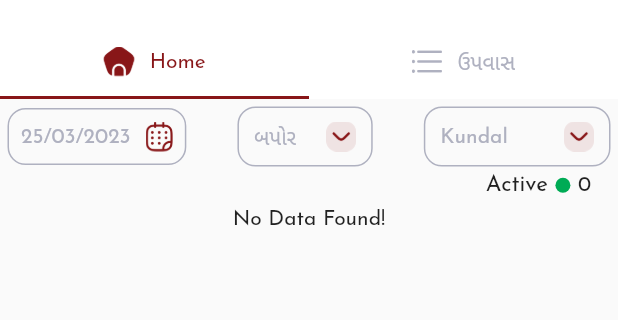
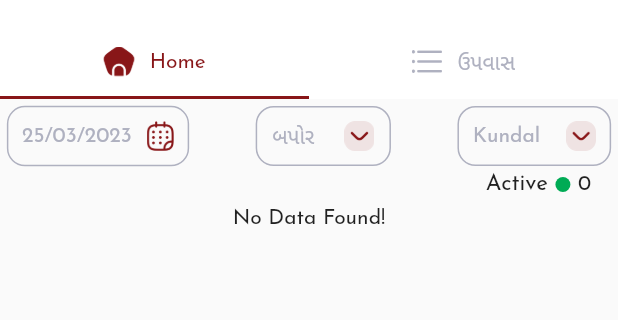
Before and after one commit to KhilanVitthani/food_planner_app, a Flutter app: the screen it shows after launch, after a tap on "Save", on a phone screen of 412 x 824 dp, the part 57-377 px from its top. Run offline on Flutter 3.47's test engine with Material 2 defaults, Android fonts, the phone set to English and light mode, and no system bars; our stand-ins replace get, get_it, get_storage, sqflite; accounts and stored records are empty.

Commit message:
ui changes.

```diff
--- a/lib/app/modules/home/controllers/home_controller.dart
+++ b/lib/app/modules/home/controllers/home_controller.dart
@@ -38,8 +38,21 @@ class HomeController extends GetxController {
           DateFormat('dd/MM/yyyy').format(DateTime.now()).toString();
       await getUserList(context: Get.context!);
       await getSelectedList(context: Get.context!);
+      getTime();
     });
     super.onInit();
+  }
+
+  getTime() {
+    TimeOfDay day = TimeOfDay.now();
+    switch (day.period) {
+      case DayPeriod.am:
+        dropdownValue.value = list[0];
+        break;
+      case DayPeriod.pm:
+        dropdownValue.value = list[1];
+        break;
+    }
   }
 
   tempData({required BuildContext context}) {
--- a/lib/app/modules/home/views/home_view.dart
+++ b/lib/app/modules/home/views/home_view.dart
@@ -29,7 +29,7 @@ class HomeView extends GetView<HomeController> {
                             mainAxisAlignment: MainAxisAlignment.spaceBetween,
                             children: [
                               Padding(
-                                padding: const EdgeInsets.all(5.0),
+                                padding: EdgeInsets.all(MySize.getWidth(4)),
                                 child: Container(
                                   decoration: BoxDecoration(
                                       border: Border.all(
@@ -37,7 +37,7 @@ class HomeView extends GetView<HomeController> {
                                       borderRadius: BorderRadius.all(
                                           Radius.circular(12))),
                                   child: Padding(
-                                    padding: const EdgeInsets.all(8.0),
+                                    padding: EdgeInsets.all(MySize.getWidth(8)),
                                     child: InkWell(
                                       onTap: () {
                                         controller.datePick(
@@ -65,7 +65,7 @@ class HomeView extends GetView<HomeController> {
                                 ),
                               ),
                               Padding(
-                                padding: const EdgeInsets.all(5.0),
+                                padding: EdgeInsets.all(MySize.getWidth(4)),
                                 child: Container(
                                   height: 40,
                                   decoration: BoxDecoration(
@@ -114,7 +114,7 @@ class HomeView extends GetView<HomeController> {
                                 ),
                               ),
                               Padding(
-                                padding: const EdgeInsets.all(5.0),
+                                padding: EdgeInsets.all(MySize.getWidth(4)),
                                 child: Container(
                                   height: 40,
                                   decoration: BoxDecoration(
@@ -123,8 +123,7 @@ class HomeView extends GetView<HomeController> {
                                       borderRadius: BorderRadius.all(
                                           Radius.circular(12))),
                                   child: Padding(
-                                    padding: const EdgeInsets.only(
-                                        right: 10.0, left: 10),
+                                    padding: EdgeInsets.all(MySize.getWidth(8)),
                                     child: DropdownButton<String>(
                                       value: controller.dropDownLocation.value,
                                       elevation: 16,
@@ -135,7 +134,7 @@ class HomeView extends GetView<HomeController> {
                                       borderRadius:
                                           BorderRadius.all(Radius.circular(12)),
                                       icon: Padding(
-                                        padding: EdgeInsets.only(left: 20.0),
+                                        padding: EdgeInsets.only(left: 00.0),
                                         child: Image.asset(
                                             "assets/icons_image/down.png",
                                             height: 20),
--- a/lib/app/modules/location_screen/views/location_screen_view.dart
+++ b/lib/app/modules/location_screen/views/location_screen_view.dart
@@ -1,4 +1,5 @@
 import 'package:flutter/material.dart';
+import 'package:food_planner_app/constants/sizeConstant.dart';
 import 'package:food_planner_app/db/db_helper.dart';
 import 'package:food_planner_app/main.dart';
 
@@ -14,6 +15,7 @@ class LocationScreenView extends GetView<LocationScreenController> {
 
   @override
   Widget build(BuildContext context) {
+    MySize().init(context);
     return Obx(() {
       return WillPopScope(
         onWillPop: () async {
@@ -63,17 +65,24 @@ class LocationScreenView extends GetView<LocationScreenController> {
               ],
             ),
             body: Padding(
-                padding: const EdgeInsets.all(8.0),
+                padding: EdgeInsets.all(MySize.getWidth(8)),
                 child: ListView.builder(
                   itemCount: controller.selectedList.length,
                   itemBuilder: (context, index) {
-                    return ListTile(
-                      title:
-                          Text(controller.selectedList[index].name.toString()),
-                      trailing: Row(
+                    return Padding(
+                      padding: EdgeInsets.symmetric(horizontal: 8.0),
+                      child: Row(
+                        children: [
+                          Spacer(),
+                          Text(
+                            controller.selectedList[index].name.toString(),
+                          ),
+                          Spacer(),
+                          Row(
                             mainAxisSize: MainAxisSize.min,
                             children: [
                               Obx(() => Row(
+                                    mainAxisSize: MainAxisSize.min,
                                     children: [
                                       Radio(
                                         value: controller.location[0],
@@ -81,8 +90,8 @@ class LocationScreenView extends GetView<LocationScreenController> {
                                             .selectedList[index].location.value
                                             .toString(),
                                         onChanged: (value) {
-                                      controller.selectedList[index].location
-                                          .value = value!;
+                                          controller.selectedList[index]
+                                              .location.value = value!;
                                         },
                                         activeColor: appTheme.primaryTheme,
                                       ),
@@ -93,11 +102,13 @@ class LocationScreenView extends GetView<LocationScreenController> {
                                                       .location.value ==
                                                   controller.location[0])
                                               ? appTheme.primaryTheme
-                                            : Colors.black),
+                                              : Colors.black,
+                                        ),
                                       ),
                                     ],
                                   )),
                               Obx(() => Row(
+                                    mainAxisSize: MainAxisSize.min,
                                     children: [
                                       Radio(
                                         value: controller.location[1],
@@ -105,16 +116,18 @@ class LocationScreenView extends GetView<LocationScreenController> {
                                             .selectedList[index].location.value
                                             .toString(),
                                         onChanged: (value) {
-                                      controller.selectedList[index].location
-                                          .value = value!;
+                                          controller.selectedList[index]
+                                              .location.value = value!;
                                         },
                                         activeColor: appTheme.primaryTheme,
                                       ),
                                       Text(
                                         "Vadodara",
                                         style: TextStyle(
-                                        color: (controller.selectedList[index]
-                                                    .location.value ==
+                                            color: (controller
+                                                        .selectedList[index]
+                                                        .location
+                                                        .value ==
                                                     controller.location[1])
                                                 ? appTheme.primaryTheme
                                                 : Colors.black),
@@ -122,6 +135,7 @@ class LocationScreenView extends GetView<LocationScreenController> {
                                     ],
                                   )),
                               Obx(() => Row(
+                                    mainAxisSize: MainAxisSize.min,
                                     children: [
                                       Radio(
                                         value: controller.location[2],
@@ -129,22 +143,26 @@ class LocationScreenView extends GetView<LocationScreenController> {
                                             .selectedList[index].location.value
                                             .toString(),
                                         onChanged: (value) {
-                                      controller.selectedList[index].location
-                                          .value = value!;
+                                          controller.selectedList[index]
+                                              .location.value = value!;
                                         },
                                         activeColor: appTheme.primaryTheme,
                                       ),
                                       Text(
                                         "Gam",
                                         style: TextStyle(
-                                        color: (controller.selectedList[index]
-                                                    .location.value ==
+                                            color: (controller
+                                                        .selectedList[index]
+                                                        .location
+                                                        .value ==
                                                     controller.location[2])
                                                 ? appTheme.primaryTheme
                                                 : Colors.black),
                                       ),
                                     ],
                                   )),
+                            ],
+                          ),
                         ],
                       ),
                     );
```
Also changed, not shown: lib/app/modules/upavas_list_view/controllers/upavas_list_view_controller.dart (+13 -0 lines), lib/app/modules/upavas_list_view/views/upavas_list_view_view.dart (+15 -12 lines). Lines whose indentation alone changed are shown as unchanged.
